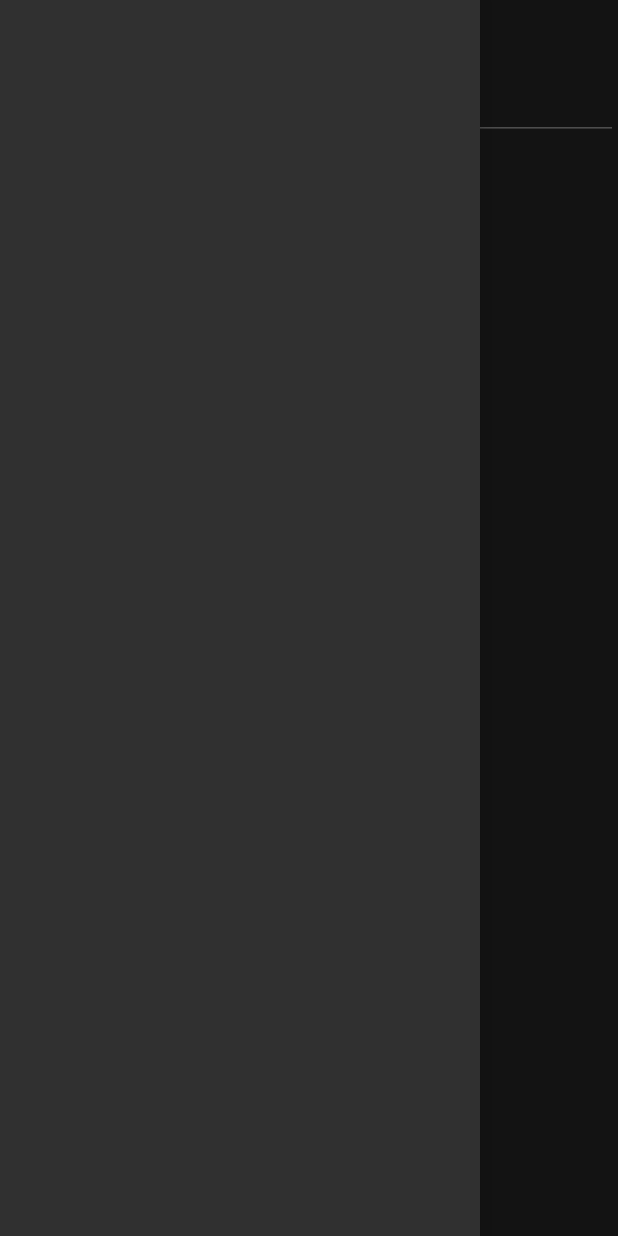
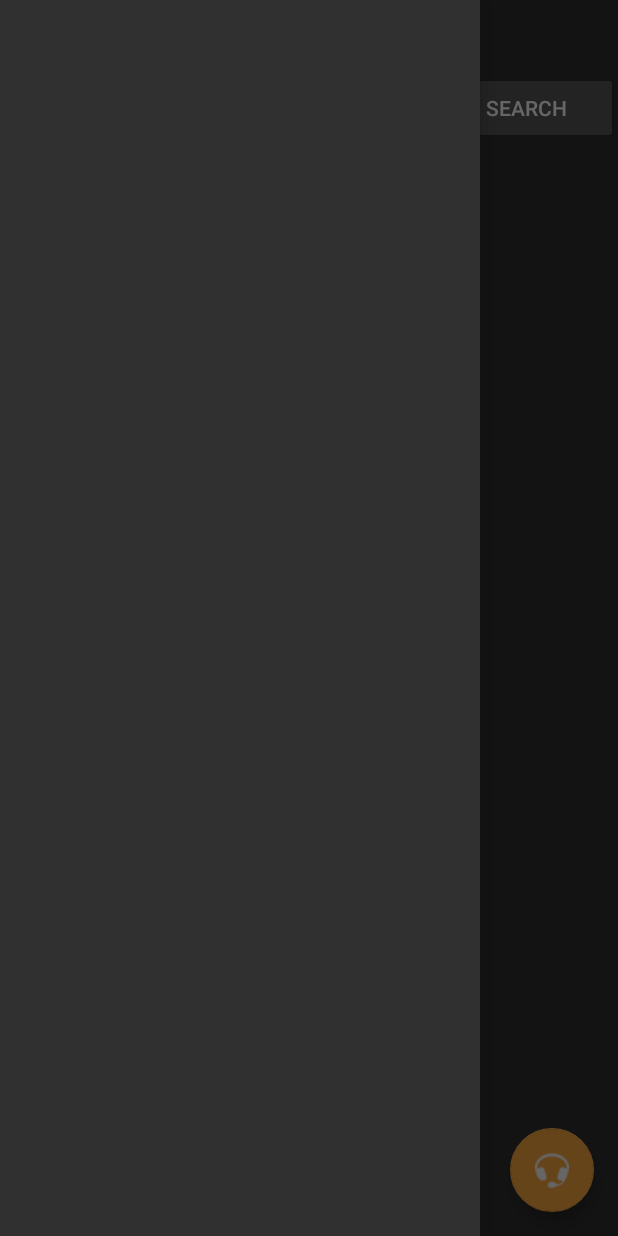
Before and after one commit to whey86/headphonetester, an Android app: the fragment ChooseHeadphonesFragment placed in its activity, with the side drawer open, on a phone screen of 412 x 824 dp. Run offline under Robolectric (Android 15) with nearby library versions, the phone set to English and light mode, and no system bars; our stand-ins replace ButterKnife; libraries missing offline, so code that uses them is left out: com.firebase.client, com.firebase.ui, rx.android.schedulers, rx.functions, rx.schedulers; 12 statements that could not run were skipped.

Commit message:
searchfunction implemented

```diff
--- a/app/src/main/java/com/erikle2/headphonetester/other/ResultAnalyzes.java
+++ b/app/src/main/java/com/erikle2/headphonetester/other/ResultAnalyzes.java
@@ -13,8 +13,8 @@ public class ResultAnalyzes {
     public static int getScore(int testIndex, int value){
 
         switch (testIndex){
-            case 1: lowestFrequency(value);
-            case 2: highestFrequency(value);
+            case 1: return lowestFrequency(value);
+            case 2: return highestFrequency(value);
         }
 
         return 0;
@@ -33,7 +33,7 @@ public class ResultAnalyzes {
     }
     private static int highestFrequency(int value) {
 
-        if(value >= 200000){
+        if(value >= 20000){
             return SCORE_HIGH;
         }else if(value > 18000){
             return  SCORE_PASSABLE;
--- a/app/src/main/java/com/erikle2/headphonetester/ui/fragments/ChooseHeadphonesFragment.java
+++ b/app/src/main/java/com/erikle2/headphonetester/ui/fragments/ChooseHeadphonesFragment.java
@@ -2,21 +2,38 @@ package com.erikle2.headphonetester.ui.fragments;
 
 import android.os.Bundle;
 import android.support.annotation.Nullable;
+import android.support.design.widget.FloatingActionButton;
 import android.support.v4.app.Fragment;
 import android.support.v4.app.FragmentManager;
 import android.support.v4.app.FragmentTransaction;
 import android.support.v7.widget.LinearLayoutManager;
 import android.support.v7.widget.RecyclerView;
+import android.text.Editable;
+import android.text.TextWatcher;
+import android.util.Log;
+import android.view.KeyEvent;
 import android.view.LayoutInflater;
 import android.view.View;
 import android.view.ViewGroup;
+import android.widget.Button;
+import android.widget.EditText;
 import android.widget.TextView;
 import android.widget.Toast;
 
 import com.erikle2.headphonetester.R;
+import com.erikle2.headphonetester.model.entities.Headphone;
+import com.erikle2.headphonetester.ui.presenters.interfaces.ChooseHeadphonesPresenter;
 import com.erikle2.headphonetester.ui.views.ChooseHeadphonesView;
+import com.firebase.client.ChildEventListener;
+import com.firebase.client.DataSnapshot;
 import com.firebase.client.Firebase;
+import com.firebase.client.FirebaseError;
+import com.firebase.client.Query;
+import com.firebase.client.ValueEventListener;
 import com.firebase.ui.FirebaseRecyclerAdapter;
+
+import butterknife.Bind;
+import butterknife.ButterKnife;
 
 /**
  * Created by Erik on 19/04/2016.
@@ -24,41 +41,109 @@ import com.firebase.ui.FirebaseRecyclerAdapter;
 public class ChooseHeadphonesFragment extends Fragment implements ChooseHeadphonesView {
 
     RecyclerView mRecyclerView;
-     FirebaseRecyclerAdapter<String, HeadphoneViewHolder> adapter;
+    FirebaseRecyclerAdapter<Headphone, HeadphoneViewHolder> adapter;
     Firebase mFirebase;
 
-    @Nullable
+    EditText etSearch;
+    Button btnSearch;
+    FloatingActionButton fab;
+
+    ChooseHeadphonesPresenter mPresenter;
+     Query mQuery;
+
+
     @Override
-    public View onCreateView(LayoutInflater inflater, @Nullable ViewGroup container, @Nullable Bundle savedInstanceState) {
+    public void onCreate(Bundle savedInstanceState) {
+        super.onCreate(savedInstanceState);
+        mFirebase = new Firebase("https://headphonetester.firebaseio.com/devices");
+        mPresenter = new ChooseHeadphonesPresenterImpl(this);
+
+    }
+
+    @Override
+    public View onCreateView(LayoutInflater inflater,  ViewGroup container,  Bundle savedInstanceState) {
         View  root = inflater.inflate(R.layout.chooseheadphones_layout,container, false);
         mRecyclerView = (RecyclerView)root.findViewById(R.id.rv_headphones);
         mRecyclerView.setHasFixedSize(true);
         mRecyclerView.setLayoutManager(new LinearLayoutManager(getContext()));
 
+        etSearch = (EditText) root.findViewById(R.id.et_searchfield);
+        btnSearch = (Button)root.findViewById(R.id.btnSearch);
+        fab = (FloatingActionButton) root.findViewById(R.id.fab_new_headphones);
+
+        btnSearch.setOnClickListener(new View.OnClickListener() {
+            @Override
+            public void onClick(View v) {
+
+                updateQuery(etSearch.getText().toString());
+
+
+            }
+        });
+
+        fab.setOnClickListener(new View.OnClickListener() {
+            @Override
+            public void onClick(View v) {
+
+            }
+        });
+
+        updateQuery("");
+
         return root;
-    }
-
-    @Override
-    public void onCreate(Bundle savedInstanceState) {
-        super.onCreate(savedInstanceState);
     }
 
     @Override
     public void onStart() {
         super.onStart();
-        mFirebase = new Firebase("https://headphonetester.firebaseio.com/devices");
+    }
 
-         adapter =
-                new FirebaseRecyclerAdapter<String, HeadphoneViewHolder>(
-                        String.class,
+
+
+    @Override
+    public void search(String value) {
+    }
+
+
+    private void updateQuery(String searchword){
+        mQuery = null;
+        if(searchword.equals("") || searchword == null){
+            mQuery = mFirebase.orderByKey();
+        }else{
+
+
+        mQuery = mFirebase.orderByKey().startAt(searchword).endAt(searchword + "\uf8ff");
+
+//        mQuery.addListenerForSingleValueEvent(new ValueEventListener() {
+//            @Override
+//            public void onDataChange(DataSnapshot dataSnapshot) {
+//
+//                for(DataSnapshot child: dataSnapshot.getChildren()){
+//                    Headphone hp = child.getValue(Headphone.class);
+//                    Log.d("CHILD ", hp.getBrand() + " " + hp.getName());
+//                }
+//            }
+//
+//            @Override
+//            public void onCancelled(FirebaseError firebaseError) {
+//                Toast.makeText(getActivity(),"no data found",Toast.LENGTH_SHORT).show();
+//            }
+//        });
+        }
+
+        adapter =
+                new FirebaseRecyclerAdapter<Headphone, HeadphoneViewHolder>(
+                        Headphone.class,
                         R.layout.headphone_item,
                         HeadphoneViewHolder.class,
-                        mFirebase
+                        mQuery
                 )
                 {
                     @Override
-                    protected void populateViewHolder(HeadphoneViewHolder headphoneViewHolder, String s, int i) {
-                        final String myHeadphones = s;
+                    protected void populateViewHolder(HeadphoneViewHolder headphoneViewHolder, Headphone headphone, int i) {
+
+                        final String myHeadphones = headphone.getBrand() + " " + headphone.getName();
+
                         headphoneViewHolder.mTextView.setText(myHeadphones);
 
                         headphoneViewHolder.mTextView.setOnClickListener(new View.OnClickListener() {
@@ -88,18 +173,11 @@ public class ChooseHeadphonesFragment extends Fragment implements ChooseHeadphon
                 };
 
         mRecyclerView.setAdapter(adapter);
-
-
-    }
-
-    private void updateList(){
-
     }
 
     public static ChooseHeadphonesFragment newInstance(){
         return new ChooseHeadphonesFragment();
     }
-
     public static class HeadphoneViewHolder extends RecyclerView.ViewHolder{
 
         TextView mTextView;
--- /dev/null
+++ b/app/src/main/java/com/erikle2/headphonetester/ui/fragments/ChooseHeadphonesPresenterImpl.java
@@ -0,0 +1,21 @@
+package com.erikle2.headphonetester.ui.fragments;
+
+import com.erikle2.headphonetester.ui.presenters.interfaces.ChooseHeadphonesPresenter;
+import com.erikle2.headphonetester.ui.views.ChooseHeadphonesView;
+import com.firebase.client.Query;
+
+/**
+ * Created by Erik on 03/05/2016.
+ */
+public class ChooseHeadphonesPresenterImpl implements ChooseHeadphonesPresenter {
+
+    ChooseHeadphonesView mView;
+
+    public ChooseHeadphonesPresenterImpl(ChooseHeadphonesView view) {
+        this.mView = view;
+    }
+
+    @Override
+    public void onSearch(String value) {
+    }
+}
--- /dev/null
+++ b/app/src/main/java/com/erikle2/headphonetester/ui/presenters/interfaces/ChooseHeadphonesPresenter.java
@@ -0,0 +1,8 @@
+package com.erikle2.headphonetester.ui.presenters.interfaces;
+
+/**
+ * Created by Erik on 03/05/2016.
+ */
+public interface ChooseHeadphonesPresenter {
+    void onSearch(String value);
+}
--- a/app/src/main/java/com/erikle2/headphonetester/ui/views/ChooseHeadphonesView.java
+++ b/app/src/main/java/com/erikle2/headphonetester/ui/views/ChooseHeadphonesView.java
@@ -5,4 +5,5 @@ package com.erikle2.headphonetester.ui.views;
  */
 public interface ChooseHeadphonesView {
 
+    void search(String value);
 }
--- a/app/src/main/java/com/erikle2/headphonetester/ui/views/ResultView.java
+++ b/app/src/main/java/com/erikle2/headphonetester/ui/views/ResultView.java
@@ -6,4 +6,5 @@ package com.erikle2.headphonetester.ui.views;
 public interface ResultView {
     void close();
     void setResult(int score);
+    void drawScore(int score);
 }
--- a/app/src/main/res/layout/chooseheadphones_layout.xml
+++ b/app/src/main/res/layout/chooseheadphones_layout.xml
@@ -10,14 +10,29 @@
         android:orientation="vertical"
         android:layout_width="match_parent"
         android:layout_height="match_parent">
+
+        <LinearLayout
+            android:orientation="horizontal"
+            android:layout_width="match_parent"
+            android:layout_height="wrap_content"
+            android:weightSum="1">
+
             <EditText
-        android:layout_width="match_parent"
+            android:layout_width="wrap_content"
             android:layout_height="wrap_content"
             android:id="@+id/et_searchfield"
             android:hint="enter headphones"
             android:textColorHint="@color/hintText"
-        app:layout_behavior=""
+            android:layout_weight="0.8"
             />
+
+            <Button
+                android:layout_width="wrap_content"
+                android:layout_height="wrap_content"
+                android:text="search"
+                android:id="@+id/btnSearch"
+                android:layout_weight="0.2"/>
+        </LinearLayout>
 
         <android.support.v7.widget.RecyclerView
         android:id="@+id/rv_headphones"
@@ -26,12 +41,12 @@
         android:gravity="bottom"
     />
     </LinearLayout>
-    <!--<android.support.design.widget.FloatingActionButton-->
-        <!--android:id="@+id/fab_new_headphones"-->
-        <!--android:layout_width="wrap_content"-->
-        <!--android:layout_height="wrap_content"-->
-        <!--android:layout_gravity="bottom|right|end"-->
-        <!--android:layout_margin="@dimen/fab_margin"-->
-        <!--android:src="@android:drawable/ic_dialog_email" />-->
+    <android.support.design.widget.FloatingActionButton
+        android:id="@+id/fab_new_headphones"
+        android:layout_width="wrap_content"
+        android:layout_height="wrap_content"
+        android:layout_gravity="bottom|right|end"
+        android:layout_margin="@dimen/fab_margin"
+        android:src="@android:drawable/stat_sys_headset" />
 
 </android.support.design.widget.CoordinatorLayout>
--- a/build.gradle
+++ b/build.gradle
@@ -5,7 +5,7 @@ buildscript {
         jcenter()
     }
     dependencies {
-        classpath 'com.android.tools.build:gradle:2.0.0'
+        classpath 'com.android.tools.build:gradle:2.1.0'
 
 
         // NOTE: Do not place your application dependencies here; they belong
```
Also changed, not shown: app/src/main/java/com/erikle2/headphonetester/model/entities/Headphone.java (added, +26 -0 lines), app/src/main/java/com/erikle2/headphonetester/ui/adapters/MyFirebaseAdapter.java (added, +23 -0 lines), app/src/main/java/com/erikle2/headphonetester/ui/fragments/InputHeadphonesDialog.java (added, +40 -0 lines), app/src/main/java/com/erikle2/headphonetester/ui/fragments/ResultFragment.java (+20 -20 lines), app/src/main/java/com/erikle2/headphonetester/ui/fragments/SoundTestFragment.java (+1 -6 lines), app/src/main/java/com/erikle2/headphonetester/ui/presenters/impl/ResultPresenterImpl.java (+4 -3 lines), app/src/main/res/layout/headphone_dialog_layout.xml (added, +18 -0 lines), app/src/main/res/layout/result_layout.xml (+18 -6 lines), app/src/main/res/drawable/headphoneicon.png (added). Lines whose indentation alone changed are shown as unchanged.
